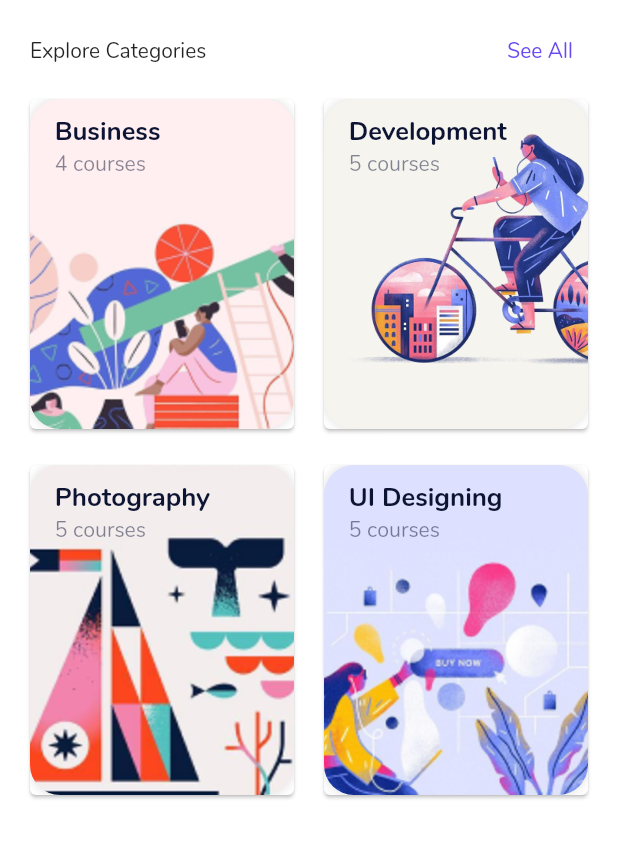
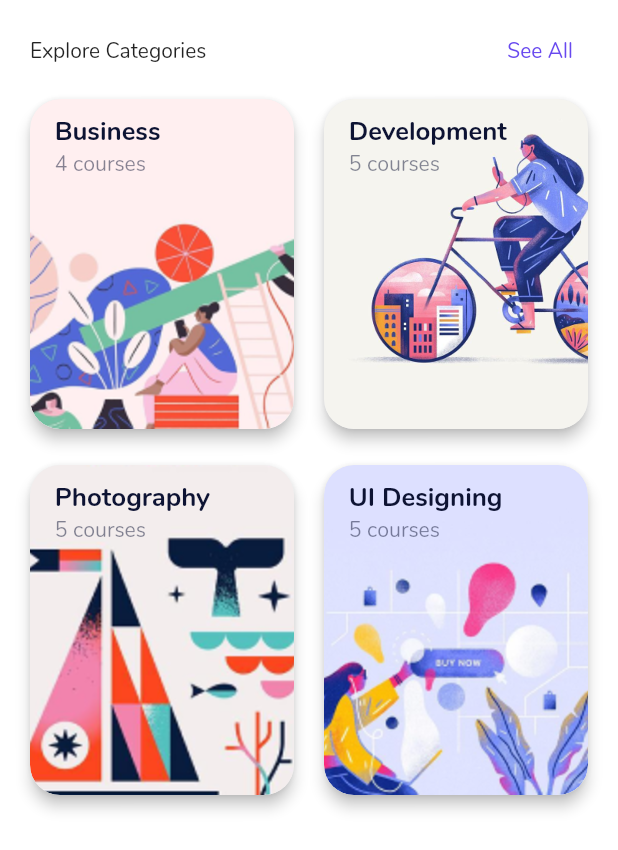
Before and after one commit to sagnik-sanyal/EduHub, a Flutter app: the Body widget shown alone on an empty page, opened directly, on a phone screen of 412 x 824 dp. Shown: the top 850 px of the screen. Run offline on Flutter 3.47's test engine with Material 2 defaults, Android fonts, the light colour scheme and no system bars; our stand-ins replace animate_do, flutter_screenutil, flutter_staggered_animations, like_button, shared_preferences, shimmer and 1 more; accounts and stored records are empty.

Commit message:
--3rd commit v2 apk optimisation

```diff
--- a/lib/views/home/components/catergories_featured.dart
+++ b/lib/views/home/components/catergories_featured.dart
@@ -46,15 +46,22 @@ class _FeaturedScreenState extends State<FeaturedScreen> {
   }
 }
 
-class Body extends StatelessWidget {
+class Body extends StatefulWidget {
   const Body({Key? key}) : super(key: key);
   static const List<Widget> goToScreens = <Widget>[
     BusinessCourseScreen(),
     DevelopmentCourseScreen(),
     DevelopmentCourseScreen(),
-    DevelopmentCourseScreen(),
+    BusinessCourseScreen(),
+  ];
 
-  ];
+  @override
+  State<Body> createState() => _BodyState();
+}
+
+class _BodyState extends State<Body> {
+  final _scrollController = ScrollController();
+
   @override
   Widget build(BuildContext context) {
     return Column(
@@ -84,6 +91,8 @@ class Body extends StatelessWidget {
         AnimationLimiter(
           child: GridView.count(
             scrollDirection: Axis.vertical,
+            physics: ClampingScrollPhysics(),
+            controller: _scrollController,
             crossAxisCount: 2,
             crossAxisSpacing: 20,
             childAspectRatio: 0.8,
@@ -104,7 +113,7 @@ class Body extends StatelessWidget {
                     child: FadeInAnimation(
                       child: CategoryCard(
                         category: categoryList[index],
-                        goTo: goToScreens[index],
+                        goTo: Body.goToScreens[index],
                       ),
                     ),
                   ),
@@ -115,6 +124,12 @@ class Body extends StatelessWidget {
         ),
       ],
     );
+  }
+
+  @override
+  void dispose() {
+    _scrollController.dispose();
+    super.dispose();
   }
 }
 
@@ -130,6 +145,10 @@ class CategoryCard extends StatelessWidget {
   @override
   Widget build(BuildContext context) {
     return OpenContainer(
+        closedShape: RoundedRectangleBorder(
+          borderRadius: BorderRadius.circular(20),
+        ),
+        closedElevation: 4,
         closedBuilder: (context, action) => Container(
               decoration: BoxDecoration(
                 image: DecorationImage(
```
